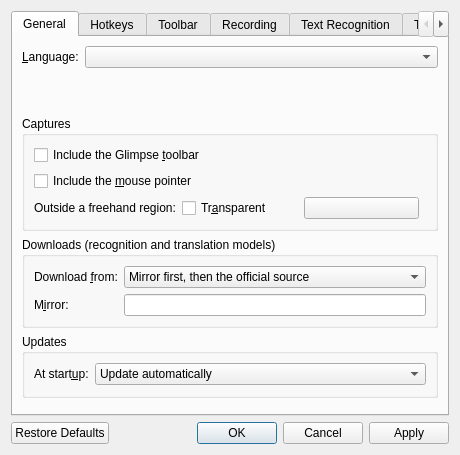
First picture: the form in src/settings/SettingsDialog.ui, repository ChickenSeller/glimpse, before the edit.
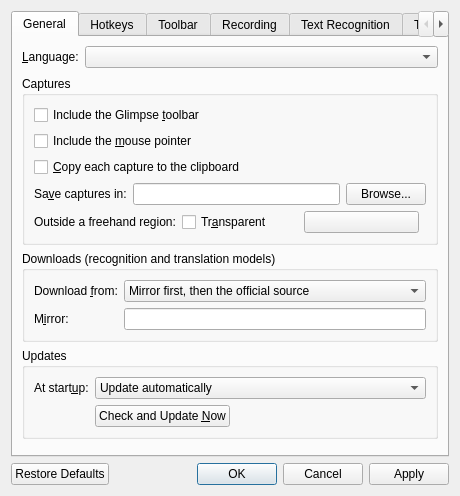
Second picture: the form after the edit. Custom widgets are drawn as their Qt base class.

Commit message: Add update-now, save folder, hotkey status and copy-to-clipboard settings

```diff
--- a/src/settings/SettingsDialog.ui
+++ b/src/settings/SettingsDialog.ui
@@ -61,6 +61,37 @@
             </property>
            </widget>
           </item>
+          <item>
+           <widget class="QCheckBox" name="captureClipboardCheck">
+            <property name="text">
+             <string>&amp;Copy each capture to the clipboard</string>
+            </property>
+           </widget>
+          </item>
+          <item>
+           <layout class="QHBoxLayout" name="saveFolderLayout">
+            <item>
+             <widget class="QLabel" name="saveFolderLabel">
+              <property name="text">
+               <string>Sa&amp;ve captures in:</string>
+              </property>
+              <property name="buddy">
+               <cstring>saveFolderEdit</cstring>
+              </property>
+             </widget>
+            </item>
+            <item>
+             <widget class="QLineEdit" name="saveFolderEdit"/>
+            </item>
+            <item>
+             <widget class="QPushButton" name="saveFolderButton">
+              <property name="text">
+               <string>Browse...</string>
+              </property>
+             </widget>
+            </item>
+           </layout>
+          </item>
           <item>
            <layout class="QHBoxLayout" name="freehandFillLayout">
             <item>
@@ -193,6 +224,19 @@
             </item>
            </widget>
           </item>
+          <item row="1" column="1">
+           <widget class="QPushButton" name="updateNowButton">
+            <property name="text">
+             <string>Check and Update &amp;Now</string>
+            </property>
+            <property name="sizePolicy">
+             <sizepolicy hsizetype="Maximum" vsizetype="Fixed">
+              <horstretch>0</horstretch>
+              <verstretch>0</verstretch>
+             </sizepolicy>
+            </property>
+           </widget>
+          </item>
          </layout>
         </widget>
        </item>
```
The commit also changes 17 other files.
